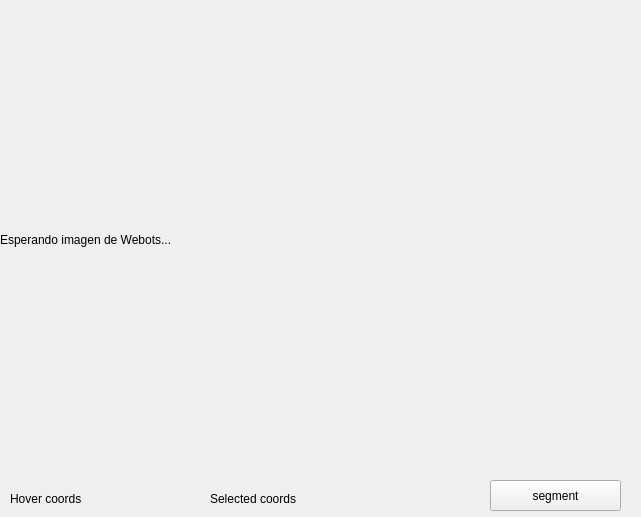
Qt form agents/vision_sam/src/mainUI.ui (jcalderon12/robocomp-insight) before a commit.
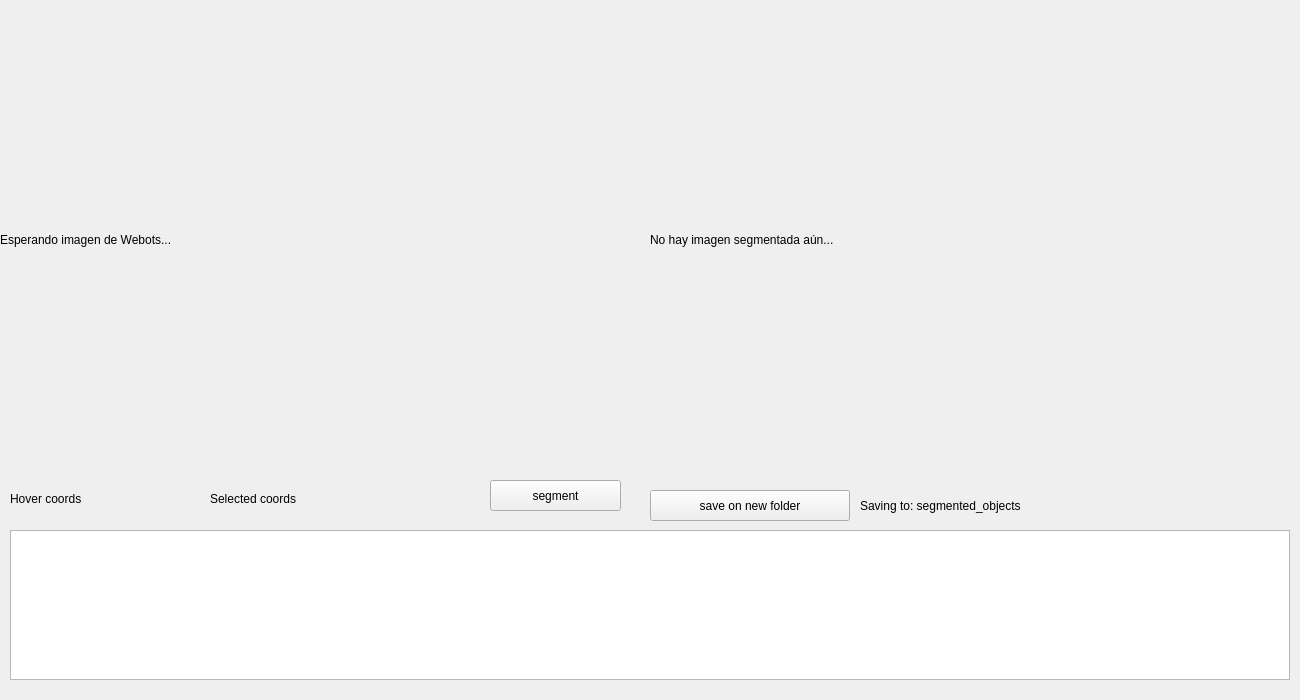
The same form after that commit.

Commit message: Updated vision_sam for direct segmentation testing!

```diff
--- a/agents/vision_sam/src/mainUI.ui
+++ b/agents/vision_sam/src/mainUI.ui
@@ -6,8 +6,8 @@
    <rect>
     <x>0</x>
     <y>0</y>
-    <width>641</width>
-    <height>517</height>
+    <width>1300</width>
+    <height>700</height>
    </rect>
   </property>
   <property name="windowTitle">
@@ -29,6 +29,22 @@
     <bool>true</bool>
    </property>
   </widget>
+  <widget class="QLabel" name="segmented_image_label">
+   <property name="geometry">
+    <rect>
+     <x>650</x>
+     <y>0</y>
+     <width>640</width>
+     <height>480</height>
+    </rect>
+   </property>
+   <property name="text">
+    <string>No hay imagen segmentada aún...</string>
+   </property>
+   <property name="scaledContents">
+    <bool>true</bool>
+   </property>
+  </widget>
   <widget class="QLabel" name="image_coords_label">
    <property name="geometry">
     <rect>
@@ -68,6 +84,45 @@
     <string>segment</string>
    </property>
   </widget>
+  <widget class="QPushButton" name="save_new_folder_button">
+   <property name="geometry">
+    <rect>
+     <x>650</x>
+     <y>490</y>
+     <width>200</width>
+     <height>31</height>
+    </rect>
+   </property>
+   <property name="text">
+    <string>save on new folder</string>
+   </property>
+  </widget>
+  <widget class="QLabel" name="current_folder_label">
+   <property name="geometry">
+    <rect>
+     <x>860</x>
+     <y>490</y>
+     <width>430</width>
+     <height>31</height>
+    </rect>
+   </property>
+   <property name="text">
+    <string>Saving to: segmented_objects</string>
+   </property>
+  </widget>
+  <widget class="QPlainTextEdit" name="debug_log">
+   <property name="geometry">
+    <rect>
+     <x>10</x>
+     <y>530</y>
+     <width>1280</width>
+     <height>150</height>
+    </rect>
+   </property>
+   <property name="readOnly">
+    <bool>true</bool>
+   </property>
+  </widget>
  </widget>
  <resources/>
  <connections/>
```
The commit also changes 2 other files.
